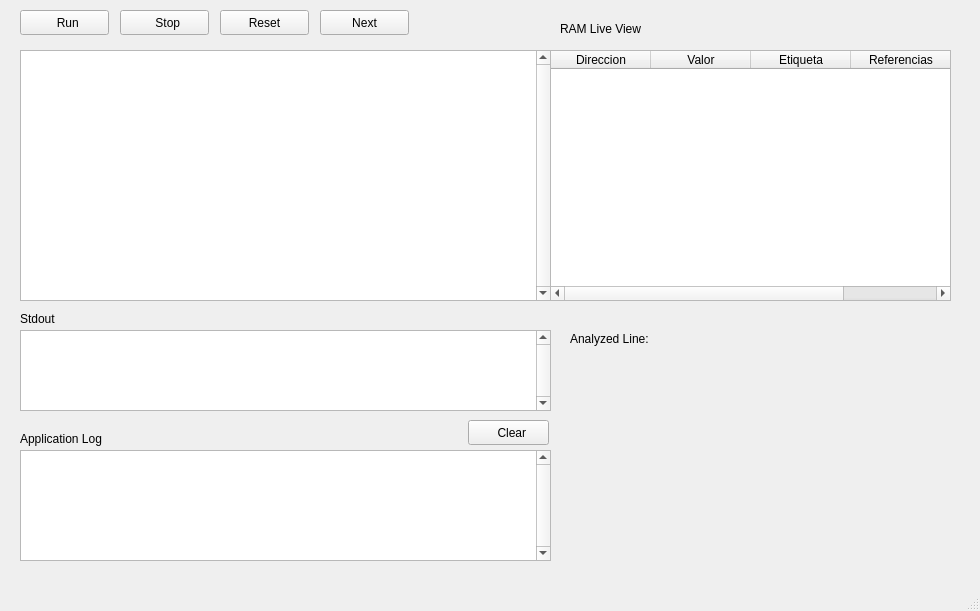
The window that Pro-Pruebas/C_IDE/mainwindow.ui (paoqch/Proyecto-1-Datos-2) describes before a commit, drawn with Qt 5.
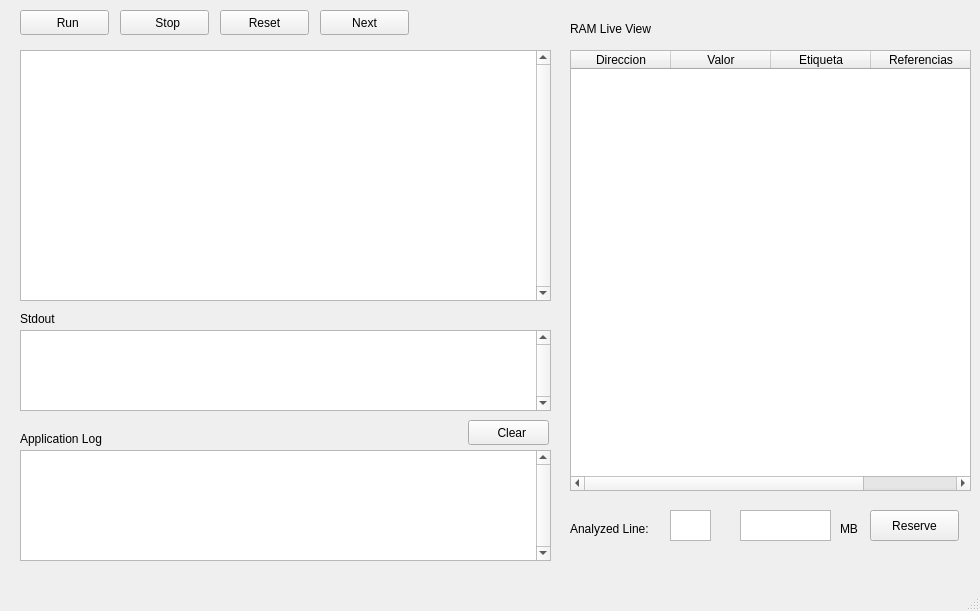
The same window after the commit. Icons and pictures are not drawn.

Diff of the .ui file:
```diff
--- a/Pro-Pruebas/C_IDE/mainwindow.ui
+++ b/Pro-Pruebas/C_IDE/mainwindow.ui
@@ -47,10 +47,10 @@
    <widget class="QTableWidget" name="RAM_view">
     <property name="geometry">
      <rect>
-      <x>550</x>
+      <x>570</x>
       <y>50</y>
       <width>401</width>
-      <height>251</height>
+      <height>441</height>
      </rect>
     </property>
     <column>
@@ -77,7 +77,7 @@
    <widget class="QLabel" name="label">
     <property name="geometry">
      <rect>
-      <x>560</x>
+      <x>570</x>
       <y>20</y>
       <width>111</width>
       <height>17</height>
@@ -177,7 +177,7 @@
     <property name="geometry">
      <rect>
       <x>570</x>
-      <y>330</y>
+      <y>520</y>
       <width>101</width>
       <height>17</height>
      </rect>
@@ -225,6 +225,52 @@
      <string>Next</string>
     </property>
    </widget>
+   <widget class="QPlainTextEdit" name="editLine">
+    <property name="geometry">
+     <rect>
+      <x>670</x>
+      <y>510</y>
+      <width>41</width>
+      <height>31</height>
+     </rect>
+    </property>
+   </widget>
+   <widget class="QPlainTextEdit" name="editReserve">
+    <property name="geometry">
+     <rect>
+      <x>740</x>
+      <y>510</y>
+      <width>91</width>
+      <height>31</height>
+     </rect>
+    </property>
+   </widget>
+   <widget class="QLabel" name="label_5">
+    <property name="geometry">
+     <rect>
+      <x>840</x>
+      <y>520</y>
+      <width>67</width>
+      <height>17</height>
+     </rect>
+    </property>
+    <property name="text">
+     <string>MB</string>
+    </property>
+   </widget>
+   <widget class="QPushButton" name="reverseButton">
+    <property name="geometry">
+     <rect>
+      <x>870</x>
+      <y>510</y>
+      <width>89</width>
+      <height>31</height>
+     </rect>
+    </property>
+    <property name="text">
+     <string>Reserve</string>
+    </property>
+   </widget>
   </widget>
   <widget class="QMenuBar" name="menubar">
    <property name="geometry">
```
